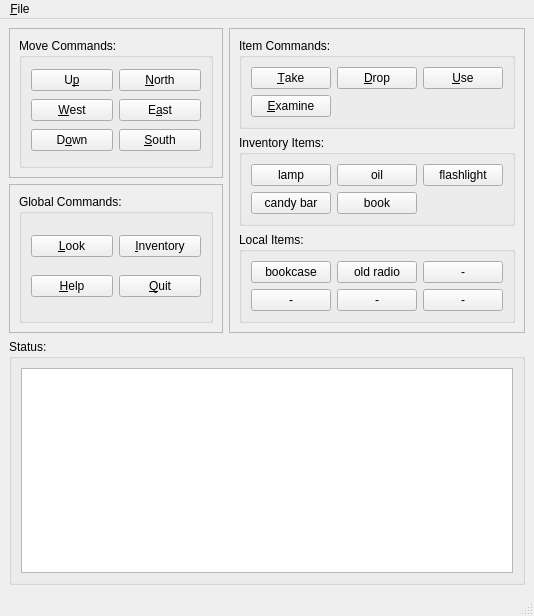
jefftranter/raspberrypi, file adventure/qt/widget/mainwindow.ui: the form before one commit.
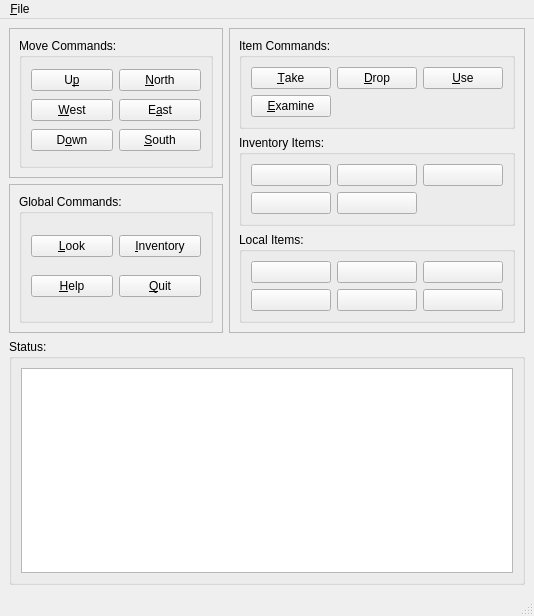
The form after the commit.

Commit message: Implement more functionality.

```diff
--- a/adventure/qt/widget/mainwindow.ui
+++ b/adventure/qt/widget/mainwindow.ui
@@ -209,35 +209,35 @@
             <item row="0" column="2">
              <widget class="QPushButton" name="inventoryButton3">
               <property name="text">
-               <string>flashlight</string>
+               <string></string>
               </property>
              </widget>
             </item>
             <item row="0" column="1">
              <widget class="QPushButton" name="inventoryButton2">
               <property name="text">
-               <string>oil</string>
+               <string></string>
               </property>
              </widget>
             </item>
             <item row="2" column="0">
              <widget class="QPushButton" name="inventoryButton4">
               <property name="text">
-               <string>candy bar</string>
+               <string></string>
               </property>
              </widget>
             </item>
             <item row="2" column="1">
              <widget class="QPushButton" name="inventoryButton5">
               <property name="text">
-               <string>book</string>
+               <string></string>
               </property>
              </widget>
             </item>
             <item row="0" column="0">
              <widget class="QPushButton" name="inventoryButton1">
               <property name="text">
-               <string>lamp</string>
+               <string></string>
               </property>
              </widget>
             </item>
@@ -253,42 +253,42 @@
             <item row="0" column="0">
              <widget class="QPushButton" name="objectButton1">
               <property name="text">
-               <string>bookcase</string>
+               <string></string>
               </property>
              </widget>
             </item>
             <item row="1" column="1">
              <widget class="QPushButton" name="objectButton5">
               <property name="text">
-               <string>-</string>
+               <string></string>
               </property>
              </widget>
             </item>
             <item row="0" column="1">
              <widget class="QPushButton" name="objectButton2">
               <property name="text">
-               <string>old radio</string>
+               <string></string>
               </property>
              </widget>
             </item>
             <item row="1" column="0">
              <widget class="QPushButton" name="objectButton4">
               <property name="text">
-               <string>-</string>
+               <string></string>
               </property>
              </widget>
             </item>
             <item row="0" column="2">
              <widget class="QPushButton" name="objectButton3">
               <property name="text">
-               <string>-</string>
+               <string></string>
               </property>
              </widget>
             </item>
             <item row="1" column="2">
              <widget class="QPushButton" name="objectButton6">
               <property name="text">
-               <string>-</string>
+               <string></string>
               </property>
              </widget>
             </item>
```
